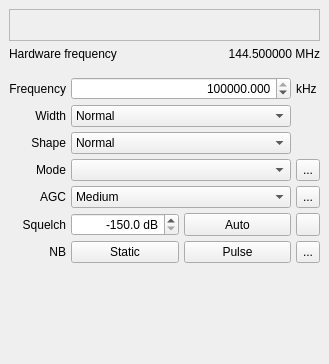
This is src/qtgui/dockrxopt.ui in gqrx-sdr/gqrx as Qt 5 draws it before an edit. The edited form follows.
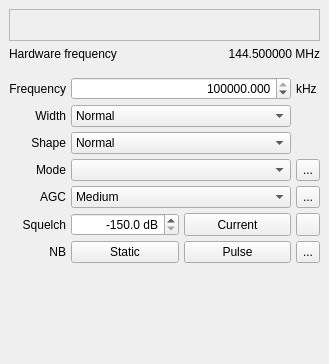
This is the edited form. Icons and pictures are not drawn. Custom widgets are drawn as their Qt base class.

Commit message: Rename "A" button to "Current"

What changed in the file:
```diff
--- a/src/qtgui/dockrxopt.ui
+++ b/src/qtgui/dockrxopt.ui
@@ -539,7 +539,7 @@
            <string>Auto squelch</string>
           </property>
           <property name="text">
-           <string>Auto</string>
+           <string>Current</string>
           </property>
           <property name="iconSize">
            <size>
```
